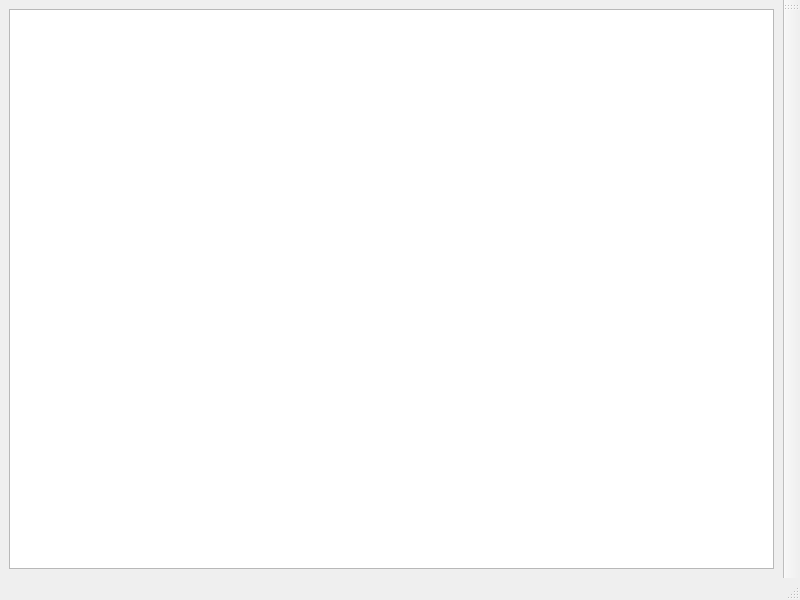
Old version of the form dashboard/mainwindow.ui in the repository Florence-Navet/inferno.
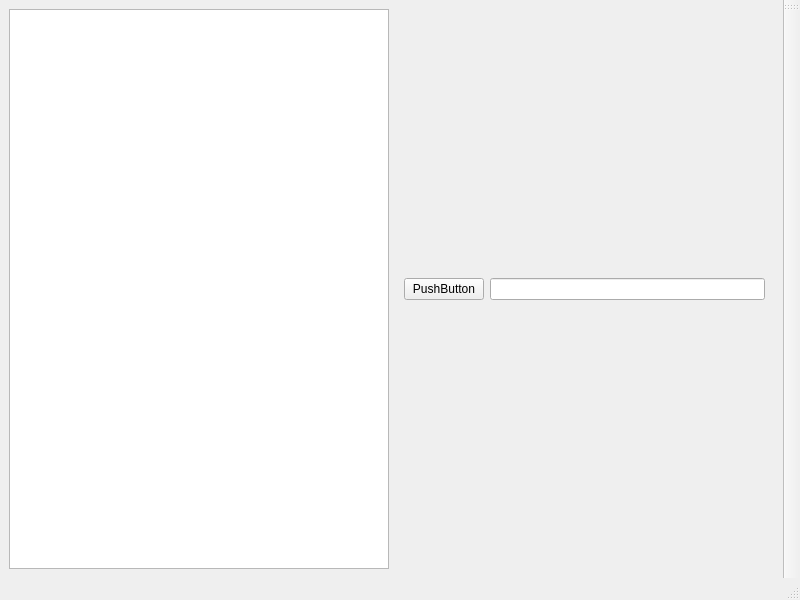
New version of the form.

Commit message: feat: add command input and run button

Patch:
```diff
--- a/dashboard/mainwindow.ui
+++ b/dashboard/mainwindow.ui
@@ -20,6 +20,22 @@
       <item>
        <widget class="QListView" name="listView"/>
       </item>
+      <item>
+       <widget class="QWidget" name="widget" native="true">
+        <layout class="QHBoxLayout" name="horizontalLayout_3">
+         <item>
+          <widget class="QPushButton" name="pushButton">
+           <property name="text">
+            <string>PushButton</string>
+           </property>
+          </widget>
+         </item>
+         <item>
+          <widget class="QLineEdit" name="lineEdit"/>
+         </item>
+        </layout>
+       </widget>
+      </item>
      </layout>
     </item>
    </layout>
```
